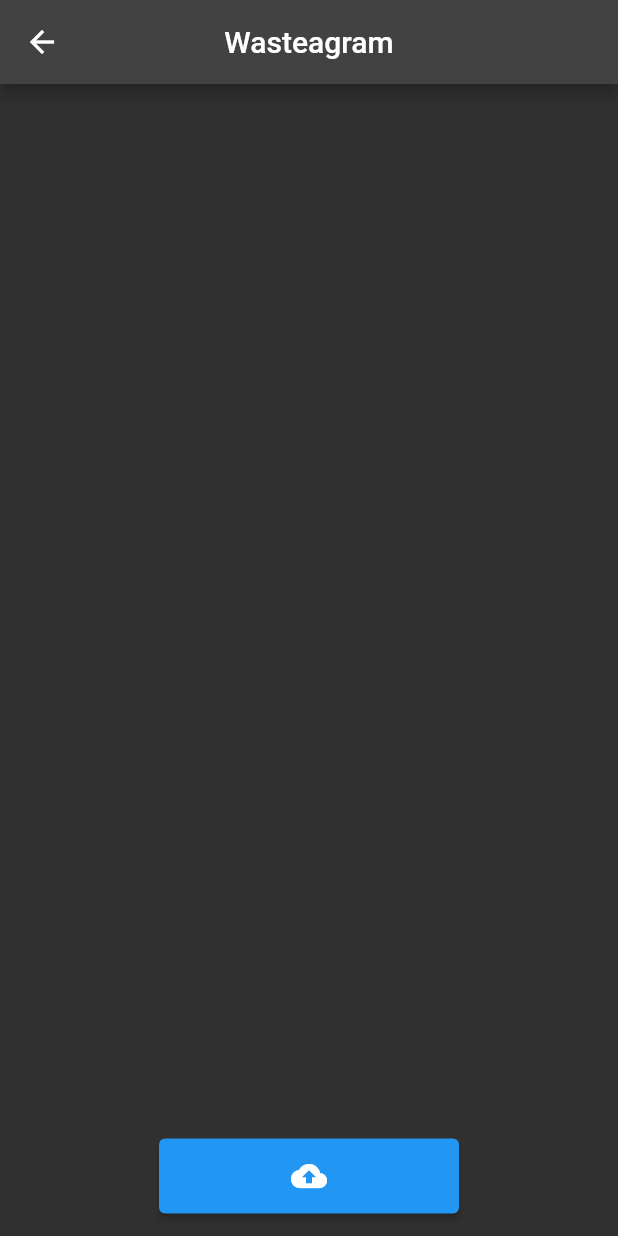
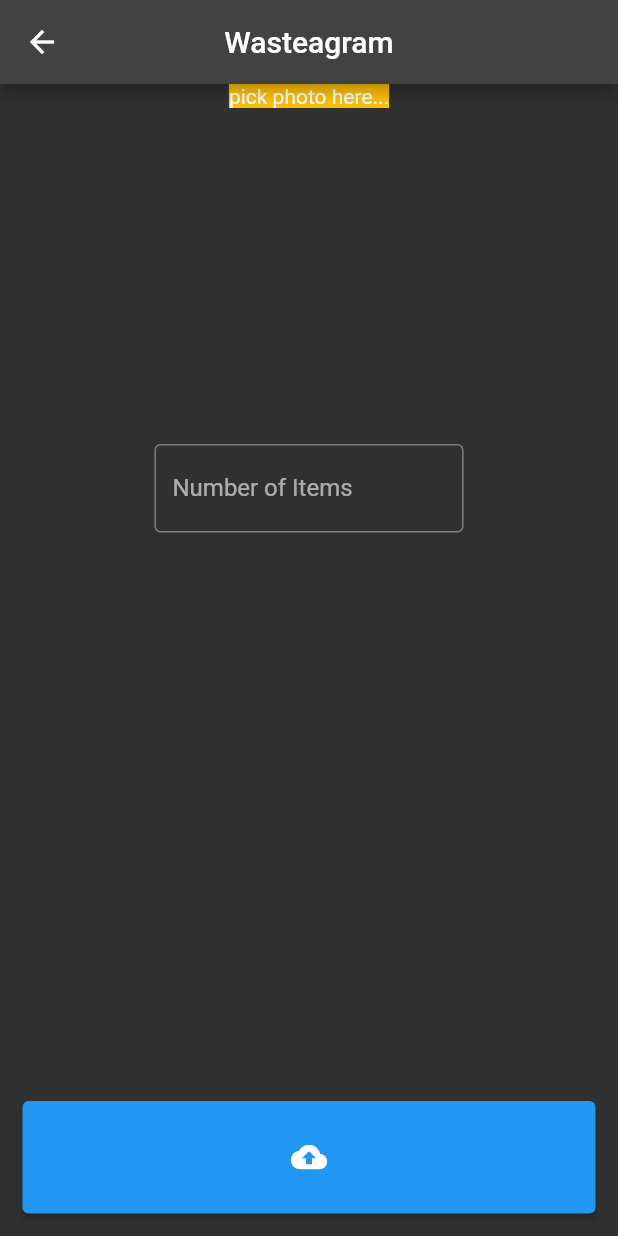
Before and after one commit to parkjohan/wasteagram, a Flutter app: the NewPost screen opened by its route, on a phone screen of 412 x 824 dp. Run offline on Flutter 3.47's test engine with Material 2 defaults, Android fonts, the phone set to English and light mode, and no system bars; our stand-ins replace cloud_firestore, firebase_core, image_picker; accounts and stored records are empty.

```diff
--- a/lib/pages/new_post.dart
+++ b/lib/pages/new_post.dart
@@ -1,27 +1,68 @@
 import 'package:flutter/material.dart';
+import 'package:image_picker/image_picker.dart';
 
-class NewPost extends StatelessWidget {
-  const NewPost({ Key? key }) : super(key: key);
+class NewPost extends StatefulWidget {
+  const NewPost({Key? key}) : super(key: key);
+
+  @override
+  State<NewPost> createState() => _NewPostState();
+}
+
+// Includes Image Picker, and numerical input for # of items
+class _NewPostState extends State<NewPost> {
+  Image? image;
+  TextEditingController numberOfItemsInput = TextEditingController();
 
   @override
   Widget build(BuildContext context) {
     return Scaffold(
-      appBar: AppBar(centerTitle: true, title: const Text('Wasteagram'),),
-      body: Align(
+        appBar: AppBar(
+          centerTitle: true,
+          title: const Text('Wasteagram'),
+        ),
+        body: Column(
+          mainAxisAlignment: MainAxisAlignment.spaceBetween,
+          children: [
+            Column(
+              children: [
+                SizedBox(
+                    width: 300,
+                    height: 200,
+                    child: const Text(
+                      'pick photo here...',
+                      textAlign: TextAlign.center,
+                      style: TextStyle(backgroundColor: Colors.amber),
+                    )),
+                const SizedBox(
+                  height: 40,
+                ),
+                SizedBox(
+                  width: MediaQuery.of(context).size.width * 0.5,
+                  child: TextField(
+                    controller: numberOfItemsInput,
+                    keyboardType: TextInputType.number,
+                    decoration: const InputDecoration(
+                      labelText: 'Number of Items',
+                      floatingLabelBehavior: FloatingLabelBehavior.auto,
+                      border: OutlineInputBorder()
+                    ),
+                  ),
+                ),
+              ],
+            ),
+            Align(
                 alignment: Alignment.bottomCenter,
                 child: Padding(
                   padding: const EdgeInsets.all(15.0),
                   child: ElevatedButton(
-            child: Icon(Icons.cloud_upload),
+                    child: const Icon(Icons.cloud_upload),
                     style: ElevatedButton.styleFrom(
-              fixedSize: const Size(200, 50),
+                      fixedSize: Size(MediaQuery.of(context).size.width * 1, 75),
                     ),
-            onPressed: () {
-
-            },
+                    onPressed: () {},
                   ),
-        )
-      )
-    );
+                )),
+          ],
+        ));
   }
 }
```
Also changed, not shown: 1 other file. Lines whose indentation alone changed are shown as unchanged.
